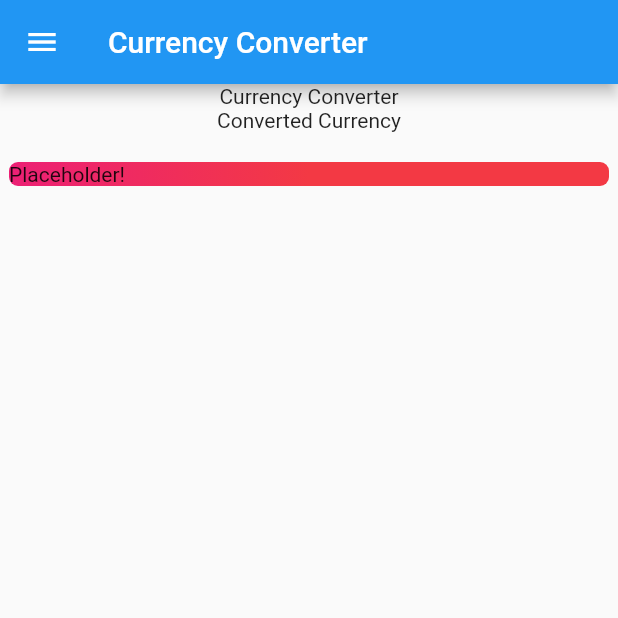
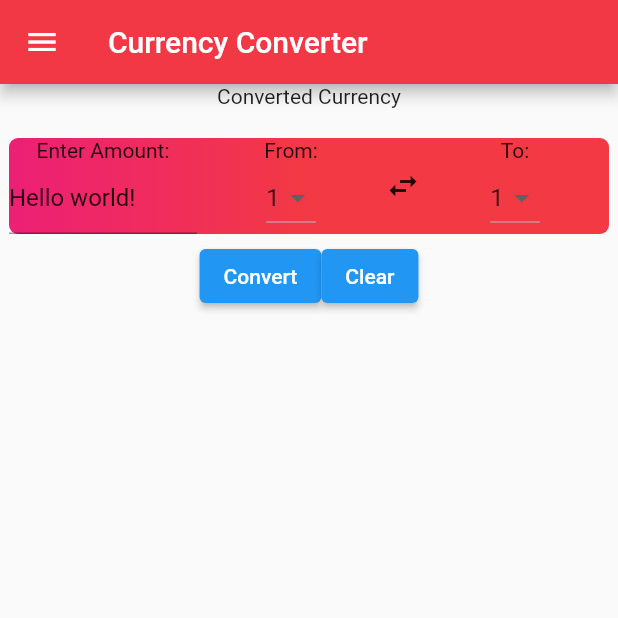
Before and after one commit to PhotonRayleigh/currency_converter_flutter, a Flutter app: the screen it shows after launch, on a phone screen of 412 x 824 dp, the top half of it. Run offline on Flutter 3.47's test engine with Material 2 defaults, Android fonts, the phone set to English and light mode, and no system bars; our stand-ins replace get; missing offline and left inert: spark_lib, win32.

Commit message:
Initial work blocking out the primary UI.

```diff
--- a/lib/app/screens/converter.dart
+++ b/lib/app/screens/converter.dart
@@ -1,5 +1,5 @@
 import 'dart:convert';
-
+import 'package:get/get.dart';
 import 'package:flutter/material.dart';
 import 'package:win32/win32.dart';
 
@@ -13,11 +13,15 @@ class ConverterScreen extends StatefulWidget {
 // TODO: Implement
 
 class ConverterScreenState extends State<ConverterScreen> {
+  RxInt fromVal = 1.obs;
+  RxInt toVal = 1.obs;
+
   @override
   Widget build(BuildContext context) {
     return Scaffold(
       appBar: AppBar(
         title: Text("Currency Converter"),
+        backgroundColor: Color(0xFFF33845),
       ),
       drawer: Drawer(
         child: Column(
@@ -32,7 +36,6 @@ class ConverterScreenState extends State<ConverterScreen> {
         scrollDirection: Axis.vertical,
         child: Column(
           children: [
-              Text("Currency Converter"),
             Text("Converted Currency"),
             Text(""),
             Container(
@@ -45,12 +48,74 @@ class ConverterScreenState extends State<ConverterScreen> {
               child: Flex(
                 direction: Axis.horizontal,
                 children: [
-                    Text("Placeholder!"),
+                  Expanded(
+                      child: Column(
+                    children: [
+                      Text("Enter Amount:"),
+                      TextField(
+                        controller: TextEditingController(text: "Hello world!"),
+                        decoration: InputDecoration(),
+                      ),
+                    ],
+                  )),
+                  Expanded(
+                    child: Column(
+                      children: [
+                        Text("From:"),
+                        Obx(() => DropdownButton(
+                              onChanged: (int? newValue) {
+                                fromVal.value = newValue ?? 0;
+                              },
+                              value: fromVal.value,
+                              items: [
+                                DropdownMenuItem(child: Text("1"), value: 1),
+                                DropdownMenuItem(child: Text("2"), value: 2),
+                                DropdownMenuItem(child: Text("3"), value: 3),
+                                DropdownMenuItem(child: Text("4"), value: 4),
+                              ],
+                            )),
+                      ],
+                    ),
+                  ),
+                  Icon(Icons.swap_horiz),
+                  Expanded(
+                    child: Column(
+                      children: [
+                        Text("To:"),
+                        Obx(() => DropdownButton(
+                              onChanged: (int? newValue) {
+                                toVal.value = newValue ?? 0;
+                              },
+                              value: toVal.value,
+                              items: [
+                                DropdownMenuItem(child: Text("1"), value: 1),
+                                DropdownMenuItem(child: Text("2"), value: 2),
+                                DropdownMenuItem(child: Text("3"), value: 3),
+                                DropdownMenuItem(child: Text("4"), value: 4),
+                              ],
+                            )),
                       ],
                     ),
                   ),
                 ],
+              ),
+            ),
+            FittedBox(
+                child: Row(
+              children: [
+                ElevatedButton(
+                  child: Text("Convert"),
+                  onPressed: () {},
+                ),
+                ElevatedButton(
+                  child: Text("Clear"),
+                  onPressed: () {},
+                ),
+              ],
             )),
+          ],
+        ),
+      ),
     );
   }
 }
```
Also changed, not shown: pubspec.lock, 2 other files. Lines whose indentation alone changed are shown as unchanged.
